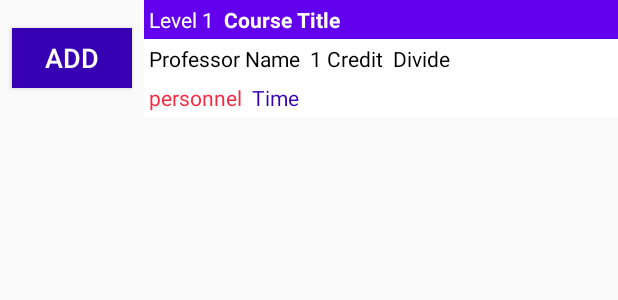
After one commit to jmunseng/Android-App-Uni-TimeTabel, an Android app: the layout course.xml on its own in the app's theme, with its tools: preview values and no code run, on a phone screen of 412 x 824 dp. The commit adds this screen. Shown: the top 300 px of the screen. Run offline under Robolectric (Android 15) with nearby library versions, the phone set to English and light mode, and no system bars; network calls fail.

Commit message:
set database mysql and insert data to database Course List data get From Mysql

```diff
--- /dev/null
+++ b/Registeration/app/src/main/res/layout/course.xml
@@ -0,0 +1,116 @@
+<?xml version="1.0" encoding="utf-8"?>
+<LinearLayout xmlns:android="http://schemas.android.com/apk/res/android"
+    android:layout_width="match_parent"
+    android:layout_height="wrap_content"
+    android:orientation="horizontal">
+
+    <Button
+        android:id="@+id/addButton"
+        android:layout_width="80dp"
+        android:layout_height="40dp"
+        android:layout_gravity="center"
+        android:layout_marginLeft="8dp"
+        android:layout_marginRight="8dp"
+        android:background="@color/colorPrimaryDark"
+        android:text="ADD"
+        android:textColor="#ffffff"
+        android:textSize="18dp" />
+
+    <LinearLayout
+        android:layout_width="match_parent"
+        android:layout_height="wrap_content"
+        android:orientation="vertical">
+
+        <LinearLayout
+            android:layout_width="match_parent"
+            android:layout_height="wrap_content"
+            android:background="@color/colorPrimary"
+            android:orientation="horizontal">
+
+            <TextView
+                android:id="@+id/courseGrade"
+                android:layout_width="wrap_content"
+                android:layout_height="wrap_content"
+                android:layout_gravity="center"
+                android:padding="3dp"
+                android:text="Level 1"
+                android:textColor="#ffffff" />
+
+            <TextView
+                android:id="@+id/courseTitle"
+                android:layout_width="wrap_content"
+                android:layout_height="wrap_content"
+                android:layout_gravity="center"
+                android:padding="3dp"
+                android:text="Course Title"
+                android:textColor="#ffffff"
+                android:textStyle="bold" />
+        </LinearLayout>
+
+        <LinearLayout
+            android:layout_width="match_parent"
+            android:layout_height="wrap_content"
+            android:background="#ffffff"
+            android:orientation="horizontal">
+
+            <TextView
+                android:id="@+id/courseProfessor"
+                android:layout_width="wrap_content"
+                android:layout_height="wrap_content"
+                android:layout_gravity="center"
+                android:padding="3dp"
+                android:text="Professor Name"
+                android:textColor="#000000" />
+
+            <TextView
+                android:id="@+id/courseCredit"
+                android:layout_width="wrap_content"
+                android:layout_height="wrap_content"
+                android:layout_gravity="center"
+                android:padding="3dp"
+                android:text="1 Credit"
+                android:textColor="#000000"
+                 />
+
+            <TextView
+                android:id="@+id/courseDivide"
+                android:layout_width="wrap_content"
+                android:layout_height="wrap_content"
+                android:layout_gravity="center"
+                android:padding="3dp"
+                android:text="Divide"
+                android:textColor="#000000" />
+
+        </LinearLayout>
+
+
+        <LinearLayout
+            android:layout_width="match_parent"
+            android:layout_height="wrap_content"
+            android:background="#ffffff"
+            android:orientation="horizontal">
+
+
+            <TextView
+                android:id="@+id/coursePersonnel"
+                android:layout_width="wrap_content"
+                android:layout_height="wrap_content"
+                android:layout_gravity="center"
+                android:padding="3dp"
+                android:text="personnel"
+                android:textColor="#f92a3f"
+                />
+
+            <TextView
+                android:id="@+id/courseTime"
+                android:layout_width="wrap_content"
+                android:layout_height="wrap_content"
+                android:layout_gravity="center"
+                android:padding="3dp"
+                android:text="Time"
+                android:textColor="@color/colorPrimaryDark" />
+
+        </LinearLayout>
+    </LinearLayout>
+
+</LinearLayout>
--- a/Registeration/app/src/main/res/layout/fragment_course.xml
+++ b/Registeration/app/src/main/res/layout/fragment_course.xml
@@ -42,21 +42,21 @@
 
         <Spinner
             android:id="@+id/yearSpinner"
-            android:layout_width="120dp"
+            android:layout_width="110dp"
             android:layout_height="wrap_content"
             android:layout_gravity="center"
             android:layout_marginLeft="10dp"></Spinner>
 
         <Spinner
             android:id="@+id/termSpinner"
-            android:layout_width="80dp"
+            android:layout_width="100dp"
             android:layout_height="wrap_content"
             android:layout_gravity="center"
             android:layout_marginLeft="10dp"></Spinner>
 
         <Spinner
             android:id="@+id/areaSpinner"
-            android:layout_width="150dp"
+            android:layout_width="130dp"
             android:layout_height="wrap_content"
             android:layout_gravity="center"
             android:layout_marginLeft="10dp"></Spinner>
```
Also changed, not shown: Registeration/app/src/main/java/com/example/registeration/Course.java (added, +147 -0 lines), Registeration/app/src/main/java/com/example/registeration/CourseFragment.java (+130 -9 lines), Registeration/app/src/main/java/com/example/registeration/CourseListAdapter.java (added, +70 -0 lines), Registeration/app/src/main/res/values/arrays.xml (+6 -5 lines), 1 other file.
